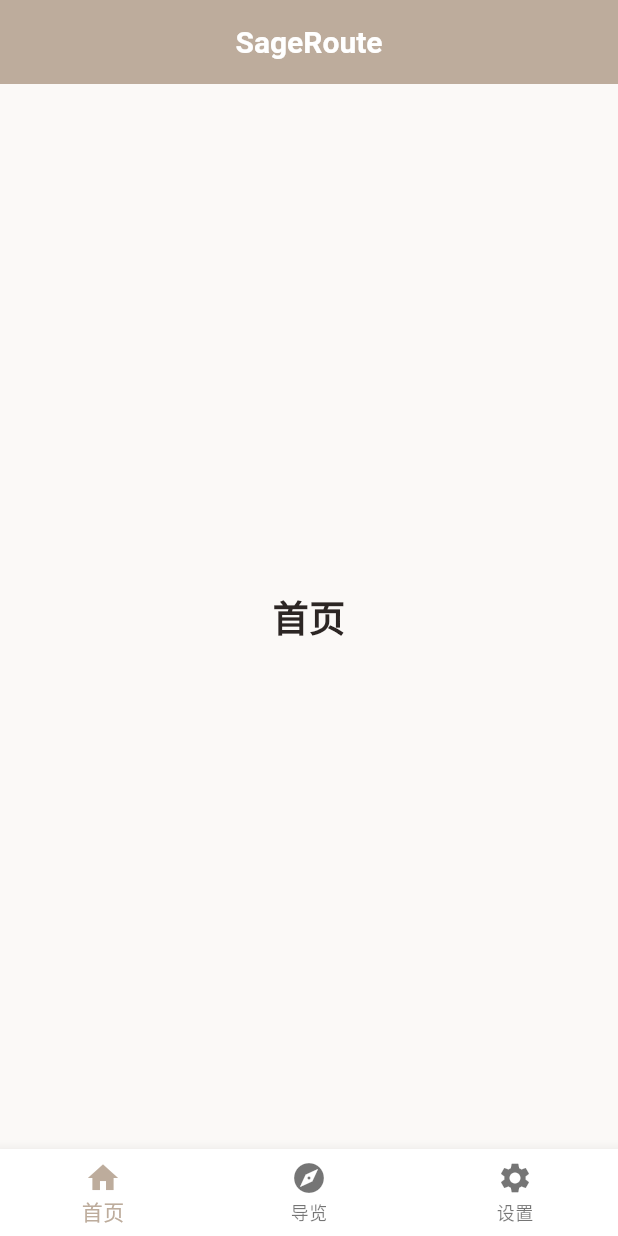
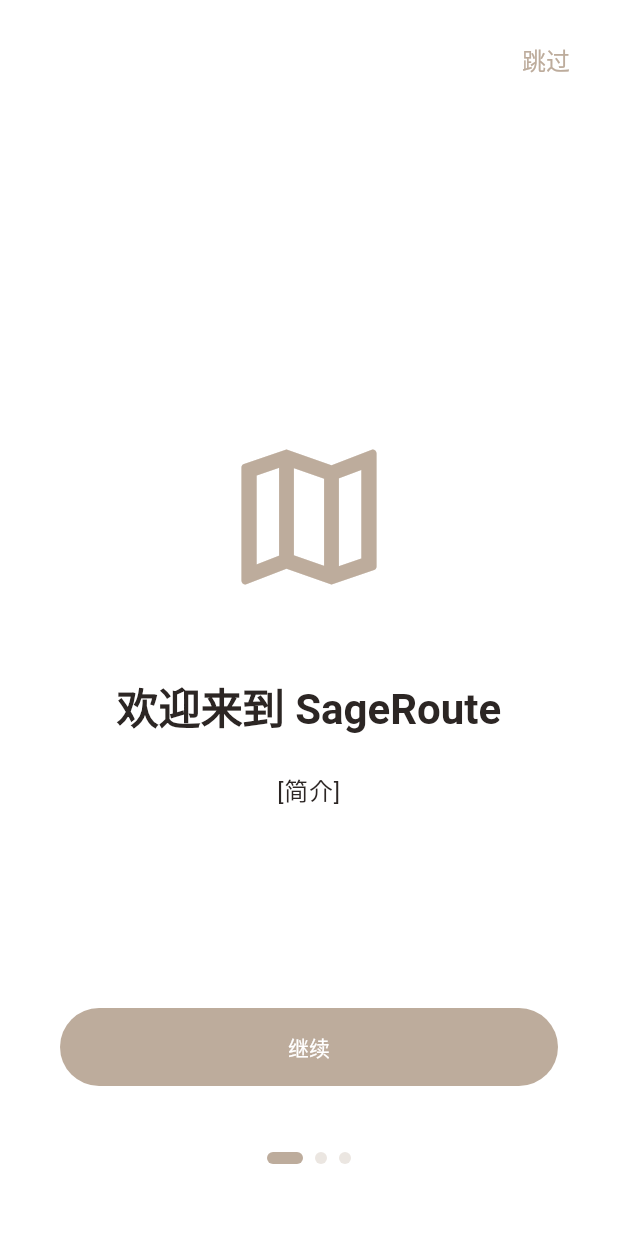
Before and after one commit to SakuraVillager/SageRoute, a Flutter app: the screen it shows after launch, on a phone screen of 412 x 824 dp. Run offline on Flutter 3.47's test engine with Material 3 defaults, Android fonts, the phone set to English and light mode, and no system bars.

Commit message:
实现引导页面并更新路由配置，调整主题背景色

```diff
--- a/lib/main.dart
+++ b/lib/main.dart
@@ -1,5 +1,6 @@
 import 'package:flutter/material.dart';
 import 'theme.dart';
+import 'onboarding_screen.dart';
 
 void main() {
   runApp(const SageRouteApp());
@@ -15,7 +16,12 @@
       theme: AppTheme.lightTheme,
       darkTheme: AppTheme.darkTheme,
       themeMode: ThemeMode.system,
-      home: const MainScreen(),
+      initialRoute: '/onboarding',
+      routes: {
+        '/onboarding': (context) => const OnboardingScreen(),
+        '/main': (context) => const MainScreen(),
+      },
+      home: const OnboardingScreen(),
     );
   }
 }
--- /dev/null
+++ b/lib/onboarding_screen.dart
@@ -0,0 +1,264 @@
+import 'package:flutter/material.dart';
+
+class OnboardingScreen extends StatefulWidget {
+  const OnboardingScreen({super.key});
+
+  @override
+  State<OnboardingScreen> createState() => _OnboardingScreenState();
+}
+
+class _OnboardingScreenState extends State<OnboardingScreen> {
+  final PageController _pageController = PageController();
+  int _currentPageIndex = 0;
+
+  @override
+  void dispose() {
+    _pageController.dispose();
+    super.dispose();
+  }
+
+  void _onNextPage() {
+    _pageController.nextPage(
+      duration: const Duration(milliseconds: 400),
+      curve: Curves.easeInOut,
+    );
+  }
+
+  void _onSkipToCharacterSelect() {
+    _pageController.animateToPage(
+      3, // The character selection page index
+      duration: const Duration(milliseconds: 400),
+      curve: Curves.easeInOut,
+    );
+  }
+
+  void _onFinish() {
+    // Navigation to Main Screen logic will be handled here
+    Navigator.of(context).pushReplacementNamed('/main');
+  }
+
+  @override
+  Widget build(BuildContext context) {
+    return Scaffold(
+      backgroundColor: Theme.of(context).colorScheme.surface,
+      body: SafeArea(
+        child: Stack(
+          children: [
+            PageView(
+              controller: _pageController,
+              onPageChanged: (index) {
+                setState(() {
+                  _currentPageIndex = index;
+                });
+              },
+              children: [
+                _buildIntroPage(
+                  title: '欢迎来到 SageRoute',
+                  description: '[简介]',
+                  icon: Icons.map_outlined,
+                ),
+                _buildIntroPage(
+                  title: '亮点一',
+                  description: '这里是应用的第一大亮点介绍。',
+                  icon: Icons.star_border,
+                ),
+                _buildIntroPage(
+                  title: '亮点二',
+                  description: '这里是应用的第二大亮点介绍。',
+                  icon: Icons.lightbulb_outline,
+                ),
+                _buildCharacterSelectionPage(),
+              ],
+            ),
+
+            // Skip button (only shown on pages 0, 1, 2)
+            if (_currentPageIndex < 3)
+              Positioned(
+                top: 16,
+                right: 16,
+                child: TextButton(
+                  onPressed: _onSkipToCharacterSelect,
+                  child: Text(
+                    '跳过',
+                    style: TextStyle(
+                      color: Theme.of(context).colorScheme.primary,
+                      fontSize: 16,
+                    ),
+                  ),
+                ),
+              ),
+
+            // Continue button (only shown on pages 0, 1, 2)
+            if (_currentPageIndex < 3)
+              Positioned(
+                bottom: 100,
+                left: 40,
+                right: 40,
+                child: FilledButton(
+                  onPressed: _onNextPage,
+                  style: FilledButton.styleFrom(
+                    padding: const EdgeInsets.symmetric(vertical: 16),
+                    shape: RoundedRectangleBorder(
+                      borderRadius: BorderRadius.circular(30),
+                    ),
+                  ),
+                  child: const Text('继续'),
+                ),
+              ),
+
+            // Dots indicator (only shown on pages 0, 1, 2)
+            if (_currentPageIndex < 3)
+              Positioned(
+                bottom: 48,
+                left: 0,
+                right: 0,
+                child: Row(
+                  mainAxisAlignment: MainAxisAlignment.center,
+                  children: List.generate(
+                    3,
+                    (index) => _buildDotIndicator(index == _currentPageIndex),
+                  ),
+                ),
+              ),
+          ],
+        ),
+      ),
+    );
+  }
+
+  Widget _buildDotIndicator(bool isActive) {
+    return AnimatedContainer(
+      duration: const Duration(milliseconds: 300),
+      margin: const EdgeInsets.symmetric(horizontal: 4),
+      height: 8,
+      width: isActive ? 24 : 8,
+      decoration: BoxDecoration(
+        color: isActive
+            ? Theme.of(context).colorScheme.primary
+            : Theme.of(context).colorScheme.primary.withOpacity(0.3),
+        borderRadius: BorderRadius.circular(4),
+      ),
+    );
+  }
+
+  Widget _buildIntroPage({
+    required String title,
+    required String description,
+    required IconData icon,
+  }) {
+    return Padding(
+      padding: const EdgeInsets.all(40.0),
+      child: Column(
+        mainAxisAlignment: MainAxisAlignment.center,
+        children: [
+          Icon(icon, size: 120, color: Theme.of(context).colorScheme.primary),
+          const SizedBox(height: 48),
+          Text(
+            title,
+            style: Theme.of(context).textTheme.headlineMedium?.copyWith(
+              fontWeight: FontWeight.bold,
+              color: Theme.of(context).colorScheme.onSurface,
+            ),
+            textAlign: TextAlign.center,
+          ),
+          const SizedBox(height: 24),
+          Text(
+            description,
+            style: Theme.of(context).textTheme.bodyLarge?.copyWith(
+              color: Theme.of(context).colorScheme.onSurfaceVariant,
+              height: 1.5,
+            ),
+            textAlign: TextAlign.center,
+          ),
+        ],
+      ),
+    );
+  }
+
+  Widget _buildCharacterSelectionPage() {
+    return Padding(
+      padding: const EdgeInsets.symmetric(horizontal: 40.0),
+      child: Column(
+        mainAxisAlignment: MainAxisAlignment.center,
+        children: [
+          Text(
+            '选择您的同行者',
+            style: Theme.of(context).textTheme.headlineSmall?.copyWith(
+              fontWeight: FontWeight.bold,
+              color: Theme.of(context).colorScheme.onSurface,
+            ),
+          ),
+          const SizedBox(height: 60),
+          // Avatar Placeholder
+          Container(
+            width: 160,
+            height: 160,
+            decoration: BoxDecoration(
+              shape: BoxShape.circle,
+              color: Theme.of(context).colorScheme.primaryContainer,
+              border: Border.all(
+                color: Theme.of(context).colorScheme.primary,
+                width: 4,
+              ),
+            ),
+            child: Icon(
+              Icons.person,
+              size: 80,
+              color: Theme.of(context).colorScheme.onPrimaryContainer,
+            ),
+          ),
+          const SizedBox(height: 24),
+          // Character Name
+          Text(
+            '苏东坡',
+            style: Theme.of(context).textTheme.headlineMedium?.copyWith(
+              fontWeight: FontWeight.bold,
+              color: Theme.of(context).colorScheme.primary,
+            ),
+          ),
+          const SizedBox(height: 16),
+          Text(
+            '一蓑烟雨任平生',
+            style: Theme.of(context).textTheme.bodyMedium?.copyWith(
+              color: Theme.of(context).colorScheme.onSurfaceVariant,
+              fontStyle: FontStyle.italic,
+            ),
+          ),
+          const SizedBox(height: 80),
+          // Buttons
+          Row(
+            mainAxisAlignment: MainAxisAlignment.spaceEvenly,
+            children: [
+              OutlinedButton(
+                onPressed: _onFinish,
+                style: OutlinedButton.styleFrom(
+                  padding: const EdgeInsets.symmetric(
+                    horizontal: 32,
+                    vertical: 16,
+                  ),
+                  shape: RoundedRectangleBorder(
+                    borderRadius: BorderRadius.circular(30),
+                  ),
+                ),
+                child: const Text('跳过'),
+              ),
+              FilledButton(
+                onPressed: _onFinish,
+                style: FilledButton.styleFrom(
+                  padding: const EdgeInsets.symmetric(
+                    horizontal: 32,
+                    vertical: 16,
+                  ),
+                  shape: RoundedRectangleBorder(
+                    borderRadius: BorderRadius.circular(30),
+                  ),
+                ),
+                child: const Text('继续'),
+              ),
+            ],
+          ),
+        ],
+      ),
+    );
+  }
+}
--- a/lib/theme/app_theme.dart
+++ b/lib/theme/app_theme.dart
@@ -10,7 +10,7 @@
     return ThemeData(
       useMaterial3: true,
       colorScheme: colorScheme,
-      scaffoldBackgroundColor: colorScheme.background,
+      scaffoldBackgroundColor: colorScheme.surface,
       appBarTheme: buildAppBarTheme(colorScheme),
       cardTheme: buildCardTheme(colorScheme),
       elevatedButtonTheme: buildElevatedButtonTheme(colorScheme),
@@ -27,7 +27,7 @@
       useMaterial3: true,
       colorScheme: colorScheme,
       brightness: Brightness.dark,
-      scaffoldBackgroundColor: colorScheme.background,
+      scaffoldBackgroundColor: colorScheme.surface,
       appBarTheme: buildAppBarTheme(colorScheme),
       cardTheme: buildCardTheme(colorScheme),
       elevatedButtonTheme: buildElevatedButtonTheme(colorScheme),
--- a/lib/theme/color_schemes.dart
+++ b/lib/theme/color_schemes.dart
@@ -39,8 +39,6 @@
       onTertiary: onPrimaryLight,
       error: errorLight,
       onError: Colors.white,
-      background: neutralLight,
-      onBackground: onSurfaceLight,
       surface: surfaceLight,
       onSurface: onSurfaceLight,
       inversePrimary: primaryDark,
@@ -61,8 +59,6 @@
       onTertiary: onPrimaryDark,
       error: errorDark,
       onError: Colors.black,
-      background: neutralDark,
-      onBackground: onSurfaceDark,
       surface: surfaceDark,
       onSurface: onSurfaceDark,
       inversePrimary: primaryLight,
--- a/lib/theme/components.dart
+++ b/lib/theme/components.dart
@@ -1,5 +1,4 @@
 import 'package:flutter/material.dart';
-import 'color_schemes.dart';
 
 AppBarTheme buildAppBarTheme(ColorScheme scheme) => AppBarTheme(
   elevation: 0,
```
